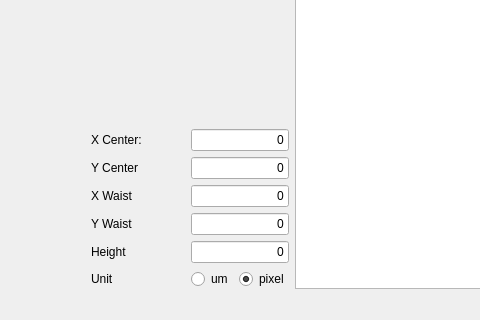
Before: the Qt Designer form FlirCamWindow.ui in cyqian97/FlirCamBeamFitter, drawn with Qt 5; both pictures show x 520 to 1000 and y 437 to 757 of the 1090 by 757 pixel window.
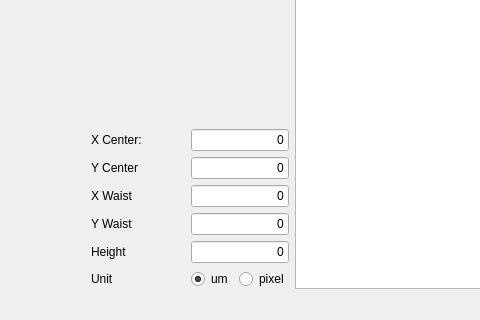
After: the same form once the commit is applied.

Diff of the .ui file:
```diff
--- a/FlirCamWindow.ui
+++ b/FlirCamWindow.ui
@@ -148,7 +148,7 @@
                <string>um</string>
               </property>
               <property name="checked">
-               <bool>false</bool>
+               <bool>true</bool>
               </property>
              </widget>
             </item>
@@ -158,7 +158,7 @@
                <string>pixel</string>
               </property>
               <property name="checked">
-               <bool>true</bool>
+               <bool>false</bool>
               </property>
              </widget>
             </item>
```
